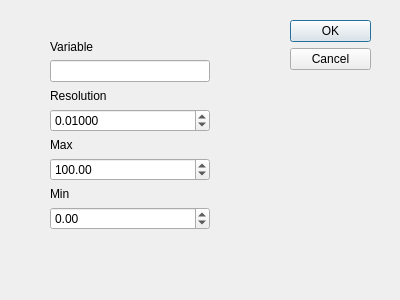
Qt form rangeselectordialog.ui (RauchendeKanonen/QwtControl) before a commit.
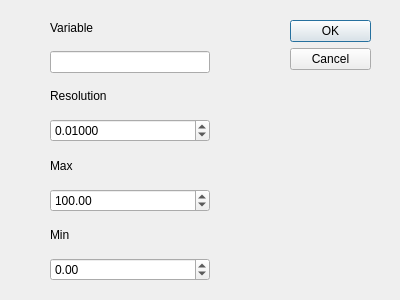
The same form after that commit.

Patch:
```diff
--- a/rangeselectordialog.ui
+++ b/rangeselectordialog.ui
@@ -33,9 +33,9 @@
    <property name="geometry">
     <rect>
      <x>50</x>
-     <y>40</y>
+     <y>10</y>
      <width>160</width>
-     <height>190</height>
+     <height>271</height>
     </rect>
    </property>
    <layout class="QVBoxLayout" name="verticalLayout">
```
